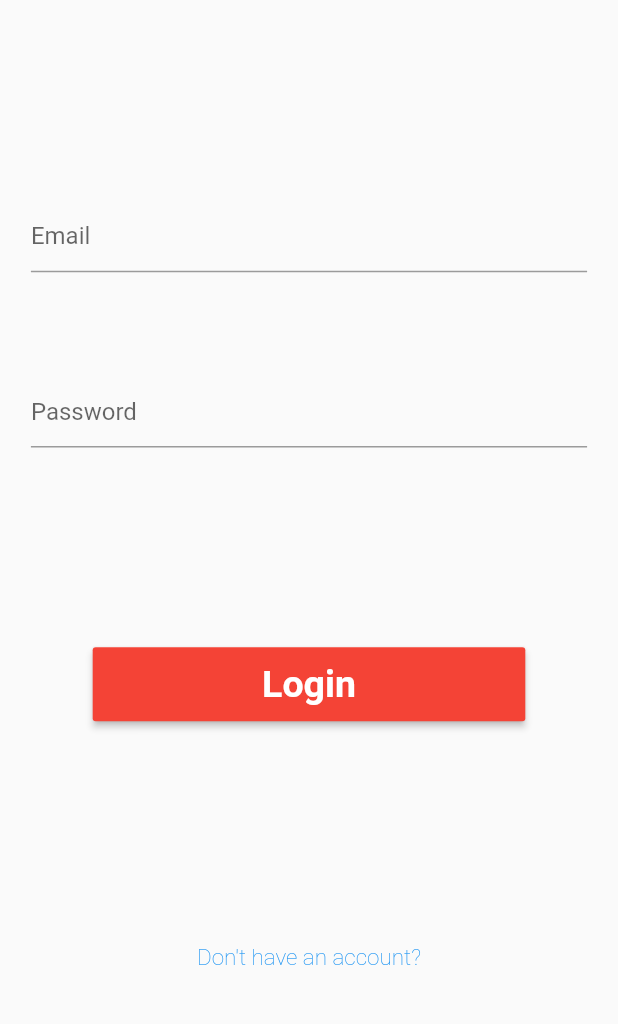
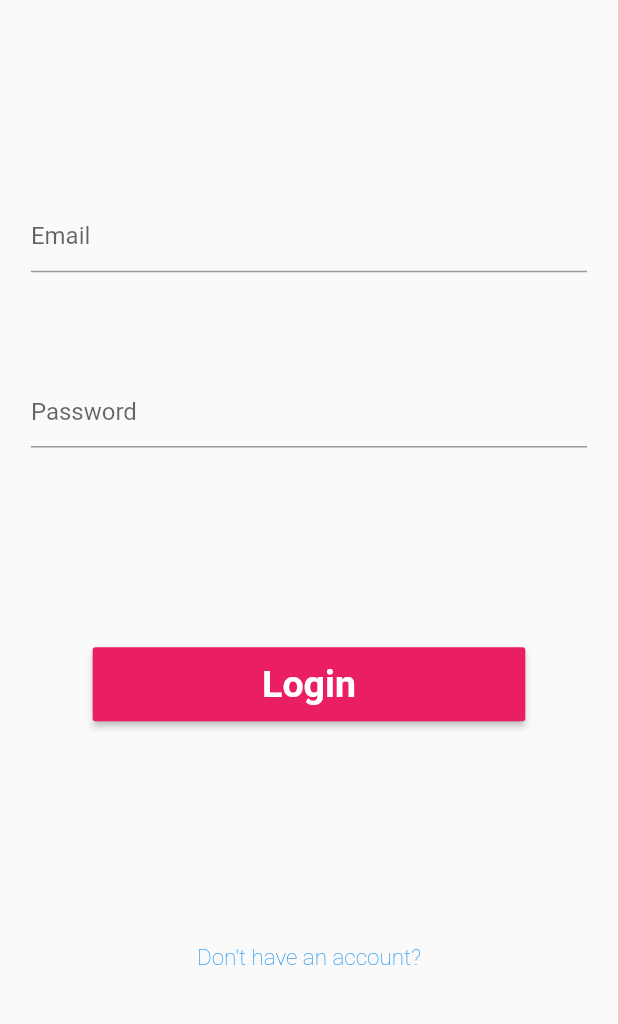
Before and after one commit to nograve/photogram, a Flutter app: the screen it shows after launch, on a phone screen of 412 x 824 dp, the part 143-1167 px from its top. Run offline on Flutter 3.47's test engine with Material 2 defaults, Android fonts, the phone set to English and light mode, and no system bars; our stand-ins replace file_picker.

Commit message:
changed color to pink

```diff
--- a/lib/widgets/login_button.dart
+++ b/lib/widgets/login_button.dart
@@ -10,7 +10,7 @@ class LoginButton extends StatelessWidget {
     return MaterialButton(
       minWidth: MediaQuery.of(context).size.width * 0.7,
       height: MediaQuery.of(context).size.height * 0.06,
-      color: Colors.red,
+      color: Colors.pink,
       child: const Text(
         'Login',
         style: TextStyle(
```
